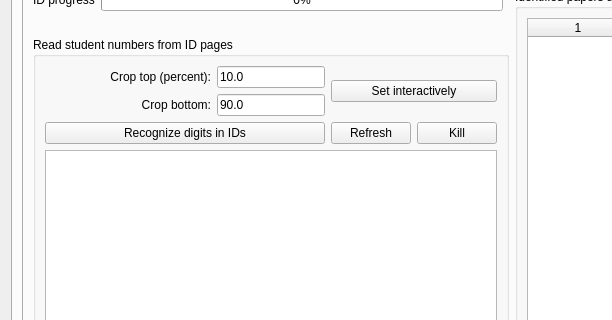
This is qtCreatorFiles/ui_manager.ui in plomgrading/plom as Qt 5 draws it before an edit; both pictures show x 0 to 612 and y 92 to 412 of the 1024 by 660 pixel window. The edited form follows.
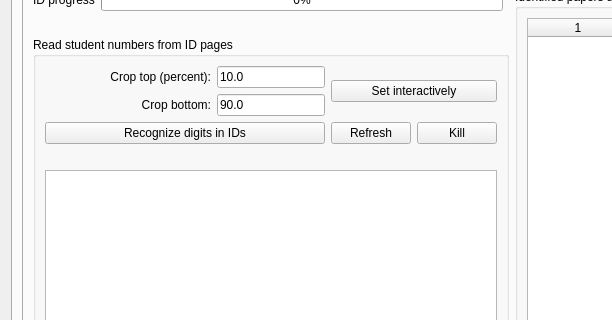
This is the edited form. The open tabs and pages were chosen to show the change.

Commit message: Manger: widget for last run time and status

Diff of the .ui file:
```diff
--- a/qtCreatorFiles/ui_manager.ui
+++ b/qtCreatorFiles/ui_manager.ui
@@ -881,6 +881,13 @@
                       </layout>
                      </widget>
                     </item>
+                    <item>
+                     <widget class="QLabel" name="idReaderStatusLabel">
+                      <property name="text">
+                       <string>&lt;refresh for status&gt;</string>
+                      </property>
+                     </widget>
+                    </item>
                     <item>
                      <widget class="QPlainTextEdit" name="idReaderLogTextEdit">
                       <property name="readOnly">
```
The commit also changes 2 other files.
